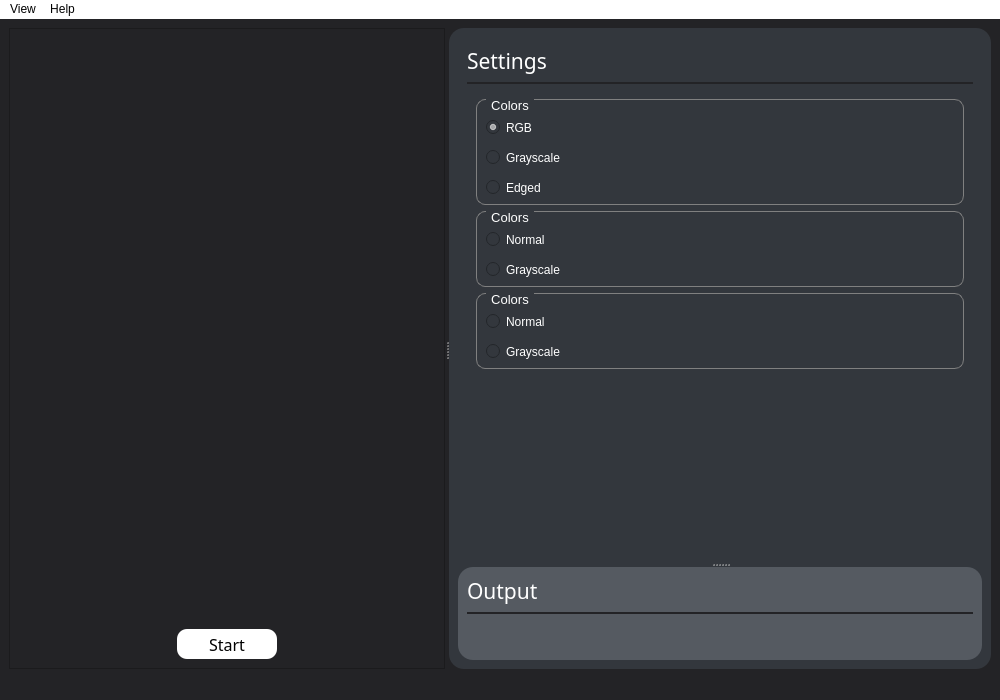
Old version of the form ui_mainWindow.ui in the repository Tobias-Mauritzon/DAT067.
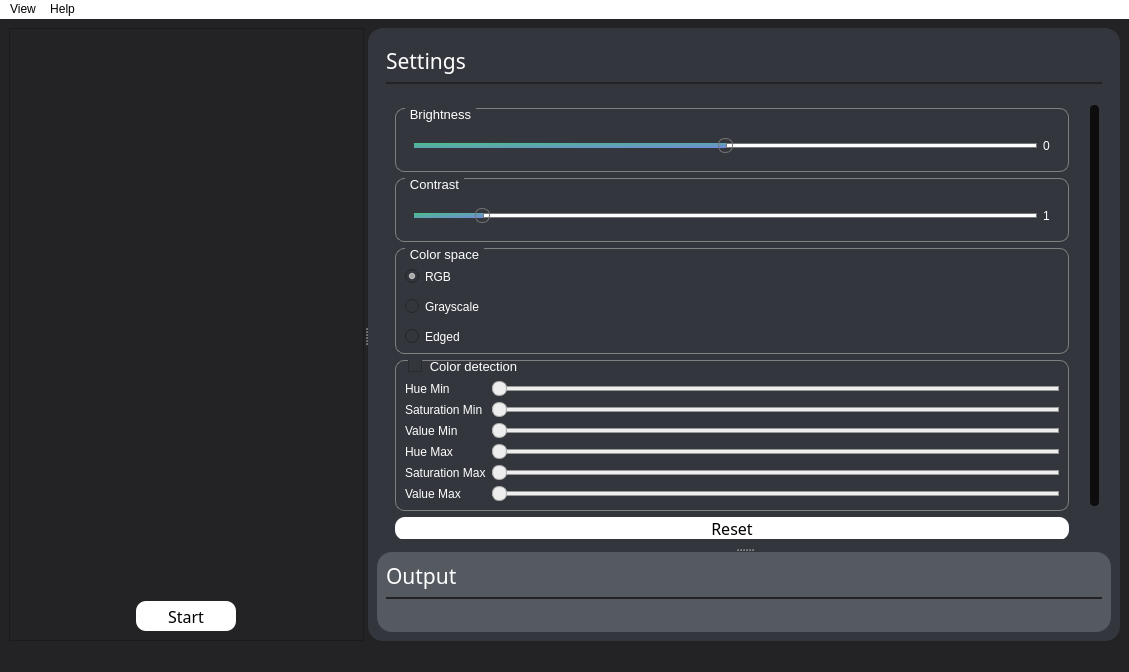
New version of the form.

The edit to the form file:
```diff
--- a/ui_mainWindow.ui
+++ b/ui_mainWindow.ui
@@ -6,8 +6,8 @@
    <rect>
     <x>0</x>
     <y>0</y>
-    <width>1000</width>
-    <height>700</height>
+    <width>1129</width>
+    <height>672</height>
    </rect>
   </property>
   <property name="windowTitle">
@@ -66,6 +66,85 @@
       background: none;
 }
 
+
+/*Slider*/
+
+
+/*
+QSlider::groove:horizontal { 
+	background-color: black;
+	border: 0px solid; 
+	height: 5px; 
+	border-radius: 4px;
+}
+
+QSlider::handle:horizontal { 
+	background-color: white; 
+	border: 2px solid; 
+	width: 10px; 
+	height: 20px; 
+	line-height: 20px; 
+	margin-top: -5px; 
+	margin-bottom: -5px; 
+	border-radius: 7px; 
+}
+*/
+
+QSlider::groove:horizontal {
+	background: white;
+	height: 5px;
+}
+
+QSlider::sub-page:horizontal {
+background: qlineargradient(x1: 0, y1: 0, x2: 1, y2: 1, stop: 0 #49BF88, stop: 1 #7289DA);
+border: 0px solid #777;
+height: 10px;
+border-radius: 7px;
+}
+
+QSlider::add-page:horizontal {
+background: #fff;
+border: 1px solid #777;
+height: 10px;
+border-radius: 7px;
+}
+
+QSlider::handle:horizontal {
+background: qlineargradient(x1:0, y1:0, x2:1, y2:1,
+    stop:0 #eee, stop:1 #ccc);
+border: 1px solid #777;
+width: 13px;
+margin-top: -5px;
+margin-bottom: -5px;
+border-radius: 7px;
+}
+
+QSlider::handle:horizontal:hover {
+background: qlineargradient(x1:0, y1:0, x2:1, y2:1,
+    stop:0 #fff, stop:1 #ddd);
+border: 1px solid #444;
+border-radius: 7px;
+}
+
+QSlider::sub-page:horizontal:disabled {
+background: #bbb;
+border-color: #999;
+}
+
+QSlider::add-page:horizontal:disabled {
+background: #eee;
+border-color: #999;
+}
+
+QSlider::handle:horizontal:disabled {
+background: #eee;
+border: 1px solid #aaa;
+border-radius: 7px;
+}
+
+
+
+
  </string>
   </property>
   <widget class="QWidget" name="centralwidget">
@@ -176,6 +255,9 @@
        </layout>
       </widget>
       <widget class="QFrame" name="sidePanel">
+       <property name="enabled">
+        <bool>true</bool>
+       </property>
        <property name="sizePolicy">
         <sizepolicy hsizetype="Preferred" vsizetype="Preferred">
          <horstretch>0</horstretch>
@@ -205,7 +287,10 @@
        </property>
        <layout class="QVBoxLayout" name="verticalLayout_2">
         <item>
-         <widget class="QSplitter" name="splitter_2">
+         <widget class="QSplitter" name="Splitter_sidePanel">
+          <property name="enabled">
+           <bool>true</bool>
+          </property>
           <property name="sizePolicy">
            <sizepolicy hsizetype="Preferred" vsizetype="Expanding">
             <horstretch>0</horstretch>
@@ -217,7 +302,7 @@
           </property>
           <widget class="QFrame" name="settingsFrame">
            <property name="sizePolicy">
-            <sizepolicy hsizetype="Minimum" vsizetype="Ignored">
+            <sizepolicy hsizetype="Minimum" vsizetype="Preferred">
              <horstretch>0</horstretch>
              <verstretch>0</verstretch>
             </sizepolicy>
@@ -273,14 +358,35 @@
               </property>
              </widget>
             </item>
-            <item alignment="Qt::AlignTop">
+            <item>
              <widget class="QScrollArea" name="scrollArea">
+              <property name="sizePolicy">
+               <sizepolicy hsizetype="Expanding" vsizetype="Preferred">
+                <horstretch>0</horstretch>
+                <verstretch>0</verstretch>
+               </sizepolicy>
+              </property>
+              <property name="minimumSize">
+               <size>
+                <width>0</width>
+                <height>0</height>
+               </size>
+              </property>
+              <property name="maximumSize">
+               <size>
+                <width>16777215</width>
+                <height>16777215</height>
+               </size>
+              </property>
               <property name="autoFillBackground">
                <bool>false</bool>
               </property>
               <property name="styleSheet">
                <string notr="true"/>
               </property>
+              <property name="verticalScrollBarPolicy">
+               <enum>Qt::ScrollBarAsNeeded</enum>
+              </property>
               <property name="horizontalScrollBarPolicy">
                <enum>Qt::ScrollBarAlwaysOff</enum>
               </property>
@@ -294,12 +400,311 @@
                <property name="geometry">
                 <rect>
                  <x>0</x>
-                 <y>0</y>
-                 <width>470</width>
-                 <height>323</height>
+                 <y>-92</y>
+                 <width>539</width>
+                 <height>539</height>
                 </rect>
                </property>
                <layout class="QVBoxLayout" name="verticalLayout_4">
+                <item alignment="Qt::AlignTop">
+                 <widget class="QFrame" name="frame_2">
+                  <property name="minimumSize">
+                   <size>
+                    <width>0</width>
+                    <height>0</height>
+                   </size>
+                  </property>
+                  <property name="maximumSize">
+                   <size>
+                    <width>16777215</width>
+                    <height>16777215</height>
+                   </size>
+                  </property>
+                  <property name="frameShape">
+                   <enum>QFrame::StyledPanel</enum>
+                  </property>
+                  <property name="frameShadow">
+                   <enum>QFrame::Raised</enum>
+                  </property>
+                  <layout class="QVBoxLayout" name="verticalLayout_5">
+                   <property name="leftMargin">
+                    <number>0</number>
+                   </property>
+                   <item>
+                    <widget class="QGroupBox" name="groupBox_3">
+                     <property name="sizePolicy">
+                      <sizepolicy hsizetype="Preferred" vsizetype="Preferred">
+                       <horstretch>0</horstretch>
+                       <verstretch>0</verstretch>
+                      </sizepolicy>
+                     </property>
+                     <property name="minimumSize">
+                      <size>
+                       <width>0</width>
+                       <height>0</height>
+                      </size>
+                     </property>
+                     <property name="maximumSize">
+                      <size>
+                       <width>16777215</width>
+                       <height>16777215</height>
+                      </size>
+                     </property>
+                     <property name="font">
+                      <font>
+                       <pointsize>10</pointsize>
+                      </font>
+                     </property>
+                     <property name="autoFillBackground">
+                      <bool>false</bool>
+                     </property>
+                     <property name="styleSheet">
+                      <string notr="true">
+QGroupBox {
+    border: 1px solid gray;
+    border-radius: 9px;
+    margin-top: 0.5em;
+}
+
+QGroupBox::title {
+	color: white;
+	subcontrol-origin: margin;
+    left: 10px;
+    padding: -3 3px 0 3px;
+}</string>
+                     </property>
+                     <property name="title">
+                      <string>Brightness</string>
+                     </property>
+                     <property name="alignment">
+                      <set>Qt::AlignLeading|Qt::AlignLeft|Qt::AlignTop</set>
+                     </property>
+                     <property name="flat">
+                      <bool>false</bool>
+                     </property>
+                     <property name="checkable">
+                      <bool>false</bool>
+                     </property>
+                     <layout class="QVBoxLayout" name="verticalLayout_7">
+                      <property name="spacing">
+                       <number>15</number>
+                      </property>
+                      <property name="sizeConstraint">
+                       <enum>QLayout::SetDefaultConstraint</enum>
+                      </property>
+                      <property name="leftMargin">
+                       <number>9</number>
+                      </property>
+                      <property name="topMargin">
+                       <number>20</number>
+                      </property>
+                      <item>
+                       <widget class="QFrame" name="frame_3">
+                        <property name="layoutDirection">
+                         <enum>Qt::RightToLeft</enum>
+                        </property>
+                        <property name="frameShape">
+                         <enum>QFrame::StyledPanel</enum>
+                        </property>
+                        <property name="frameShadow">
+                         <enum>QFrame::Raised</enum>
+                        </property>
+                        <layout class="QFormLayout" name="formLayout_2">
+                         <item row="1" column="0">
+                          <widget class="QLabel" name="Label_brightnessValue">
+                           <property name="styleSheet">
+                            <string notr="true">color: white;</string>
+                           </property>
+                           <property name="text">
+                            <string>0</string>
+                           </property>
+                          </widget>
+                         </item>
+                         <item row="1" column="1">
+                          <widget class="QSlider" name="Slider_brightness">
+                           <property name="layoutDirection">
+                            <enum>Qt::LeftToRight</enum>
+                           </property>
+                           <property name="styleSheet">
+                            <string notr="true"/>
+                           </property>
+                           <property name="minimum">
+                            <number>-255</number>
+                           </property>
+                           <property name="maximum">
+                            <number>255</number>
+                           </property>
+                           <property name="pageStep">
+                            <number>1</number>
+                           </property>
+                           <property name="value">
+                            <number>0</number>
+                           </property>
+                           <property name="sliderPosition">
+                            <number>0</number>
+                           </property>
+                           <property name="orientation">
+                            <enum>Qt::Horizontal</enum>
+                           </property>
+                           <property name="invertedAppearance">
+                            <bool>false</bool>
+                           </property>
+                           <property name="invertedControls">
+                            <bool>false</bool>
+                           </property>
+                           <property name="tickPosition">
+                            <enum>QSlider::NoTicks</enum>
+                           </property>
+                           <property name="tickInterval">
+                            <number>1</number>
+                           </property>
+                          </widget>
+                         </item>
+                        </layout>
+                       </widget>
+                      </item>
+                     </layout>
+                    </widget>
+                   </item>
+                   <item>
+                    <widget class="QGroupBox" name="groupBox_4">
+                     <property name="sizePolicy">
+                      <sizepolicy hsizetype="Preferred" vsizetype="Preferred">
+                       <horstretch>0</horstretch>
+                       <verstretch>0</verstretch>
+                      </sizepolicy>
+                     </property>
+                     <property name="minimumSize">
+                      <size>
+                       <width>0</width>
+                       <height>0</height>
+                      </size>
+                     </property>
+                     <property name="maximumSize">
+                      <size>
+                       <width>16777215</width>
+                       <height>16777215</height>
+                      </size>
+                     </property>
+                     <property name="font">
+                      <font>
+                       <pointsize>10</pointsize>
+                      </font>
+                     </property>
+                     <property name="autoFillBackground">
+                      <bool>false</bool>
+                     </property>
+                     <property name="styleSheet">
+                      <string notr="true">
+QGroupBox {
+    border: 1px solid gray;
+    border-radius: 9px;
+    margin-top: 0.5em;
+}
+
+QGroupBox::title {
+	color: white;
+	subcontrol-origin: margin;
+    left: 10px;
+    padding: -3 3px 0 3px;
+}</string>
+                     </property>
+                     <property name="title">
+                      <string>Contrast</string>
+                     </property>
+                     <property name="alignment">
+                      <set>Qt::AlignLeading|Qt::AlignLeft|Qt::AlignTop</set>
+                     </property>
+                     <property name="flat">
+                      <bool>false</bool>
+                     </property>
+                     <property name="checkable">
+                      <bool>false</bool>
+                     </property>
+                     <layout class="QVBoxLayout" name="verticalLayout_8">
+                      <property name="spacing">
+                       <number>15</number>
+                      </property>
+                      <property name="sizeConstraint">
+                       <enum>QLayout::SetDefaultConstraint</enum>
+                      </property>
+                      <property name="leftMargin">
+                       <number>9</number>
+                      </property>
+                      <property name="topMargin">
+                       <number>20</number>
+                      </property>
+                      <item>
+                       <widget class="QFrame" name="frame_4">
+                        <property name="layoutDirection">
+                         <enum>Qt::RightToLeft</enum>
+                        </property>
+                        <property name="frameShape">
+                         <enum>QFrame::StyledPanel</enum>
+                        </property>
+                        <property name="frameShadow">
+                         <enum>QFrame::Raised</enum>
+                        </property>
+                        <layout class="QFormLayout" name="formLayout_3">
+                         <item row="1" column="0">
+                          <widget class="QLabel" name="Label_contrastValue">
+                           <property name="styleSheet">
+                            <string notr="true">color: white;</string>
+                           </property>
+                           <property name="text">
+                            <string>1</string>
+                           </property>
+                          </widget>
+                         </item>
+                         <item row="1" column="1">
+                          <widget class="QSlider" name="Slider_contrast">
+                           <property name="layoutDirection">
+                            <enum>Qt::LeftToRight</enum>
+                           </property>
+                           <property name="styleSheet">
+                            <string notr="true"/>
+                           </property>
+                           <property name="minimum">
+                            <number>0</number>
+                           </property>
+                           <property name="maximum">
+                            <number>100</number>
+                           </property>
+                           <property name="pageStep">
+                            <number>1</number>
+                           </property>
+                           <property name="value">
+                            <number>10</number>
+                           </property>
+                           <property name="sliderPosition">
+                            <number>10</number>
+                           </property>
+                           <property name="tracking">
+                            <bool>true</bool>
+                           </property>
+                           <property name="orientation">
+                            <enum>Qt::Horizontal</enum>
+                           </property>
+                           <property name="invertedAppearance">
+                            <bool>false</bool>
+                           </property>
+                           <property name="invertedControls">
+                            <bool>false</bool>
+                           </property>
+                           <property name="tickPosition">
+                            <enum>QSlider::NoTicks</enum>
+                           </property>
+                           <property name="tickInterval">
+                            <number>1</number>
+                           </property>
+                          </widget>
+                         </item>
+                        </layout>
+                       </widget>
+                      </item>
+                     </layout>
+                    </widget>
+                   </item>
                 <item>
                  <widget class="QGroupBox" name="groupBox_2">
                   <property name="sizePolicy">
@@ -344,7 +749,7 @@
 }</string>
                   </property>
                   <property name="title">
-                   <string>Colors</string>
+                      <string>Color space</string>
                   </property>
                   <property name="alignment">
                    <set>Qt::AlignLeading|Qt::AlignLeft|Qt::AlignTop</set>
@@ -417,7 +822,7 @@
                  </widget>
                 </item>
                 <item>
-                 <widget class="QGroupBox" name="groupBox_3">
+                    <widget class="QGroupBox" name="groupBox_Color_detection">
                   <property name="sizePolicy">
                    <sizepolicy hsizetype="Preferred" vsizetype="Preferred">
                     <horstretch>0</horstretch>
@@ -460,7 +865,7 @@
 }</string>
                   </property>
                   <property name="title">
-                   <string>Colors</string>
+                      <string>Color detection</string>
                   </property>
                   <property name="alignment">
                    <set>Qt::AlignLeading|Qt::AlignLeft|Qt::AlignTop</set>
@@ -469,12 +874,12 @@
                    <bool>false</bool>
                   </property>
                   <property name="checkable">
+                      <bool>true</bool>
+                     </property>
+                     <property name="checked">
                    <bool>false</bool>
                   </property>
-                  <layout class="QVBoxLayout" name="verticalLayout_7">
-                   <property name="spacing">
-                    <number>15</number>
-                   </property>
+                     <layout class="QFormLayout" name="formLayout">
                    <property name="sizeConstraint">
                     <enum>QLayout::SetDefaultConstraint</enum>
                    </property>
@@ -484,35 +889,111 @@
                    <property name="topMargin">
                     <number>20</number>
                    </property>
-                   <item>
-                    <widget class="QRadioButton" name="radioButton_5">
-                     <property name="sizePolicy">
-                      <sizepolicy hsizetype="Preferred" vsizetype="Preferred">
-                       <horstretch>0</horstretch>
-                       <verstretch>0</verstretch>
-                      </sizepolicy>
-                     </property>
+                      <item row="0" column="0">
+                       <widget class="QLabel" name="label_3">
+                        <property name="styleSheet">
+                         <string notr="true">color: white;</string>
+                        </property>
+                        <property name="text">
+                         <string>Hue Min</string>
+                        </property>
+                       </widget>
+                      </item>
+                      <item row="0" column="1">
+                       <widget class="QSlider" name="Slider_HMin">
+                        <property name="value">
+                         <number>0</number>
+                        </property>
+                        <property name="sliderPosition">
+                         <number>0</number>
+                        </property>
+                        <property name="orientation">
+                         <enum>Qt::Horizontal</enum>
+                        </property>
+                       </widget>
+                      </item>
+                      <item row="1" column="0">
+                       <widget class="QLabel" name="label_4">
                      <property name="styleSheet">
-                      <string notr="true">color:white;</string>
+                         <string notr="true">color: white;</string>
                      </property>
                      <property name="text">
-                      <string>Normal</string>
+                         <string>Saturation Min</string>
                      </property>
                     </widget>
                    </item>
-                   <item>
-                    <widget class="QRadioButton" name="radioButton_6">
-                     <property name="sizePolicy">
-                      <sizepolicy hsizetype="Preferred" vsizetype="Fixed">
-                       <horstretch>0</horstretch>
-                       <verstretch>0</verstretch>
-                      </sizepolicy>
-                     </property>
+                      <item row="1" column="1">
+                       <widget class="QSlider" name="Slider_SMin">
+                        <property name="orientation">
+                         <enum>Qt::Horizontal</enum>
+                        </property>
+                       </widget>
+                      </item>
+                      <item row="2" column="0">
+                       <widget class="QLabel" name="label_5">
                      <property name="styleSheet">
-                      <string notr="true">color:white;</string>
+                         <string notr="true">color: white;</string>
                      </property>
                      <property name="text">
-                      <string>Grayscale</string>
+                         <string>Value Min</string>
+                        </property>
+                       </widget>
+                      </item>
+                      <item row="2" column="1">
+                       <widget class="QSlider" name="Slider_VMin">
+                        <property name="orientation">
+                         <enum>Qt::Horizontal</enum>
+                        </property>
+                       </widget>
+                      </item>
+                      <item row="3" column="0">
+                       <widget class="QLabel" name="label_8">
+                        <property name="styleSheet">
+                         <string notr="true">color: white;</string>
+                        </property>
+                        <property name="text">
+                         <string>Hue Max</string>
+                        </property>
+                       </widget>
+                      </item>
+                      <item row="3" column="1">
+                       <widget class="QSlider" name="Slider_HMax">
+                        <property name="orientation">
+                         <enum>Qt::Horizontal</enum>
+                        </property>
+                       </widget>
+                      </item>
+                      <item row="4" column="0">
+                       <widget class="QLabel" name="label_7">
+                        <property name="styleSheet">
+                         <string notr="true">color: white;</string>
+                        </property>
+                        <property name="text">
+                         <string>Saturation Max</string>
+                        </property>
+                       </widget>
+                      </item>
+                      <item row="4" column="1">
+                       <widget class="QSlider" name="Slider_SMax">
+                        <property name="orientation">
+                         <enum>Qt::Horizontal</enum>
+                        </property>
+                       </widget>
+                      </item>
+                      <item row="5" column="0">
+                       <widget class="QLabel" name="label_6">
+                        <property name="styleSheet">
+                         <string notr="true">color: white;</string>
+                        </property>
+                        <property name="text">
+                         <string>Value Max</string>
+                        </property>
+                       </widget>
+                      </item>
+                      <item row="5" column="1">
+                       <widget class="QSlider" name="Slider_VMax">
+                        <property name="orientation">
+                         <enum>Qt::Horizontal</enum>
                      </property>
                     </widget>
                    </item>
@@ -520,102 +1001,19 @@
                  </widget>
                 </item>
                 <item>
-                 <widget class="QGroupBox" name="groupBox_5">
-                  <property name="sizePolicy">
-                   <sizepolicy hsizetype="Preferred" vsizetype="Preferred">
-                    <horstretch>0</horstretch>
-                    <verstretch>0</verstretch>
-                   </sizepolicy>
-                  </property>
-                  <property name="minimumSize">
-                   <size>
-                    <width>0</width>
-                    <height>0</height>
-                   </size>
-                  </property>
-                  <property name="maximumSize">
-                   <size>
-                    <width>16777215</width>
-                    <height>16777215</height>
-                   </size>
-                  </property>
+                    <widget class="QPushButton" name="Button_reset">
                   <property name="font">
                    <font>
-                    <pointsize>10</pointsize>
-                   </font>
-                  </property>
-                  <property name="autoFillBackground">
-                   <bool>false</bool>
-                  </property>
+                       <family>Rockwell</family>
+                       <pointsize>12</pointsize>
+                      </font>
+                     </property>
                   <property name="styleSheet">
-                   <string notr="true">
-QGroupBox {
-    border: 1px solid gray;
-    border-radius: 9px;
-    margin-top: 0.5em;
-}
-
-QGroupBox::title {
-	color: white;
-	subcontrol-origin: margin;
-    left: 10px;
-    padding: -3 3px 0 3px;
-}</string>
-                  </property>
-                  <property name="title">
-                   <string>Colors</string>
-                  </property>
-                  <property name="alignment">
-                   <set>Qt::AlignLeading|Qt::AlignLeft|Qt::AlignTop</set>
-                  </property>
-                  <property name="flat">
-                   <bool>false</bool>
-                  </property>
-                  <property name="checkable">
-                   <bool>false</bool>
-                  </property>
-                  <layout class="QVBoxLayout" name="verticalLayout_8">
-                   <property name="spacing">
-                    <number>15</number>
-                   </property>
-                   <property name="sizeConstraint">
-                    <enum>QLayout::SetDefaultConstraint</enum>
-                   </property>
-                   <property name="leftMargin">
-                    <number>9</number>
-                   </property>
-                   <property name="topMargin">
-                    <number>20</number>
-                   </property>
-                   <item>
-                    <widget class="QRadioButton" name="radioButton_9">
-                     <property name="sizePolicy">
-                      <sizepolicy hsizetype="Preferred" vsizetype="Preferred">
-                       <horstretch>0</horstretch>
-                       <verstretch>0</verstretch>
-                      </sizepolicy>
-                     </property>
-                     <property name="styleSheet">
-                      <string notr="true">color:white;</string>
-                     </property>
+                      <string notr="true">background-color: rgb(255,255,255); 
+border-radius: 10px</string>
+                     </property>
                      <property name="text">
-                      <string>Normal</string>
-                     </property>
-                    </widget>
-                   </item>
-                   <item>
-                    <widget class="QRadioButton" name="radioButton_10">
-                     <property name="sizePolicy">
-                      <sizepolicy hsizetype="Preferred" vsizetype="Fixed">
-                       <horstretch>0</horstretch>
-                       <verstretch>0</verstretch>
-                      </sizepolicy>
-                     </property>
-                     <property name="styleSheet">
-                      <string notr="true">color:white;</string>
-                     </property>
-                     <property name="text">
-                      <string>Grayscale</string>
+                      <string>Reset</string>
                      </property>
                     </widget>
                    </item>
@@ -705,7 +1103,7 @@
     <rect>
      <x>0</x>
      <y>0</y>
-     <width>1000</width>
+     <width>1129</width>
      <height>22</height>
     </rect>
    </property>
```
Left out of the diff: 2 changed lines with no effect on the pictures. Lines whose indentation alone changed are shown as unchanged.
